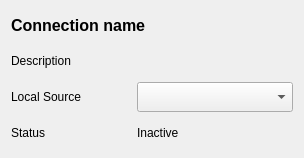
Qt form src/UI/source-link-connection-widget.ui (OPENSPHERE-Inc/src-link) before a commit.
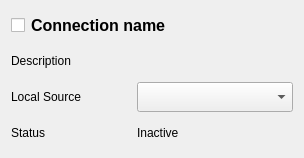
The same form after that commit.

Commit message: - Refactoring - Improve egress link output behavior related source's condition. - Add ability to use silence for audio to egress link output.

What changed in the file:
```diff
--- a/src/UI/source-link-connection-widget.ui
+++ b/src/UI/source-link-connection-widget.ui
@@ -22,6 +22,19 @@
   <layout class="QVBoxLayout" name="verticalLayout">
    <item>
     <layout class="QHBoxLayout" name="headerLayout">
+     <item>
+      <widget class="QCheckBox" name="visibilityCheckBox">
+       <property name="sizePolicy">
+        <sizepolicy hsizetype="Maximum" vsizetype="Maximum">
+         <horstretch>0</horstretch>
+         <verstretch>0</verstretch>
+        </sizepolicy>
+       </property>
+       <property name="text">
+        <string/>
+       </property>
+      </widget>
+     </item>
      <item>
       <widget class="QLabel" name="headerLabel">
        <property name="font">
```
The commit also changes 16 other files.
